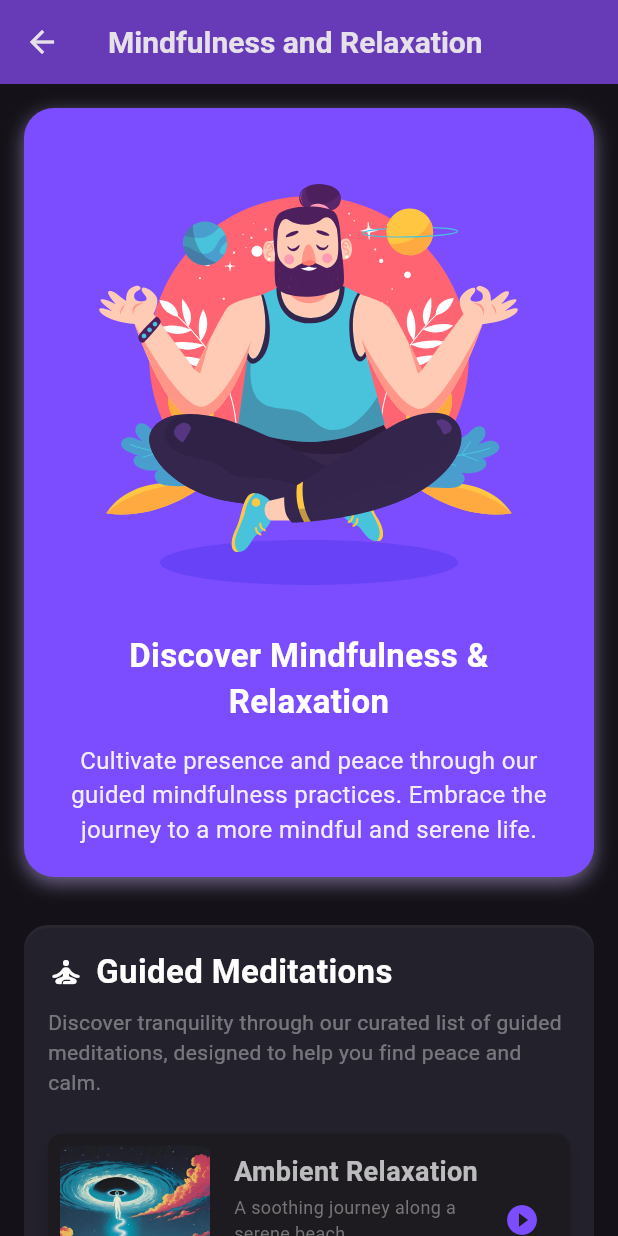
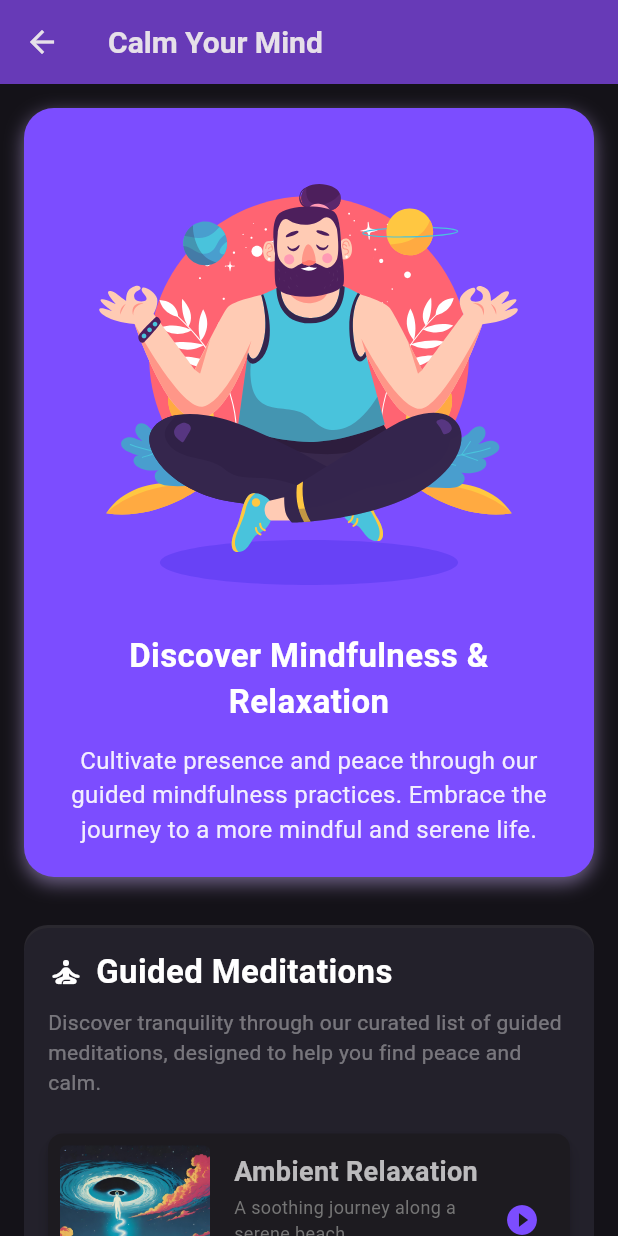
Before and after one commit to Santhusha-UX/fyp_CBTify, a Flutter app: the MindfulnessScreen screen opened directly, on a phone screen of 412 x 824 dp. Run offline on Flutter 3.47's test engine with Material 3 defaults, Android fonts, the light colour scheme and no system bars; drawn by our look-alikes of overlay_support; our stand-ins replace audioplayers, auto_size_text, fl_chart, flutter_secure_storage, lottie, percent_indicator and 4 more; accounts and stored records are empty.

Commit message:
add improvements and fix bugs

```diff
--- a/lib/pages/action_planner.dart
+++ b/lib/pages/action_planner.dart
@@ -198,7 +198,7 @@
   Widget build(BuildContext context) {
     return Scaffold(
       appBar: AppBar(
-        title: const Text("Your Wellness Journey",
+        title: const Text("Action Planner",
             style: TextStyle(color: Colors.white)),
         backgroundColor: Colors.deepPurpleAccent,
         shadowColor: Colors.white54,
--- a/lib/pages/mindfulness_page.dart
+++ b/lib/pages/mindfulness_page.dart
@@ -87,7 +87,7 @@
   Widget build(BuildContext context) {
     return Scaffold(
       appBar: AppBar(
-        title: const Text("Mindfulness and Relaxation"),
+        title: const Text("Calm Your Mind"),
         backgroundColor: Colors.deepPurple,
         shadowColor: Colors.white54,
         elevation: 0,
--- a/lib/pages/resource_page.dart
+++ b/lib/pages/resource_page.dart
@@ -71,7 +71,7 @@
   Widget build(BuildContext context) {
     return Scaffold(
       appBar: AppBar(
-        title: const Text("Educational Resources"),
+        title: const Text("Learn & Grow"),
         backgroundColor: Colors.deepPurple,
         shadowColor: Colors.white54,
       ),
```
